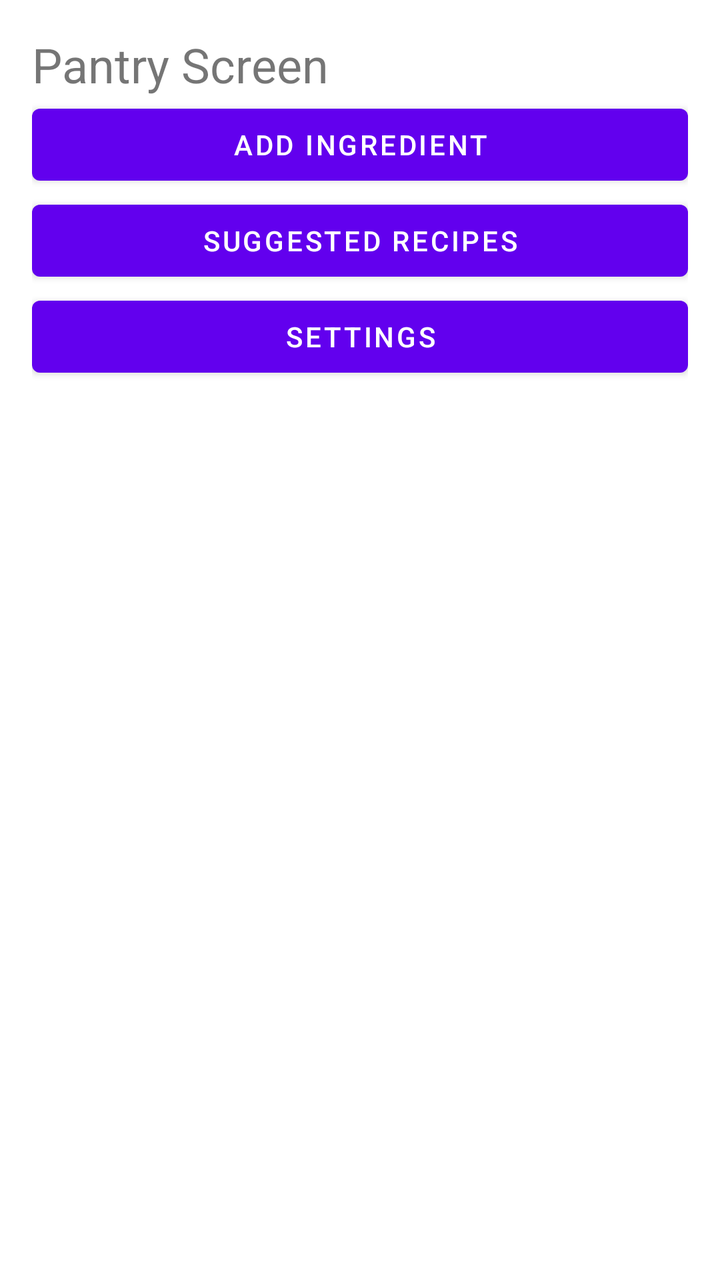
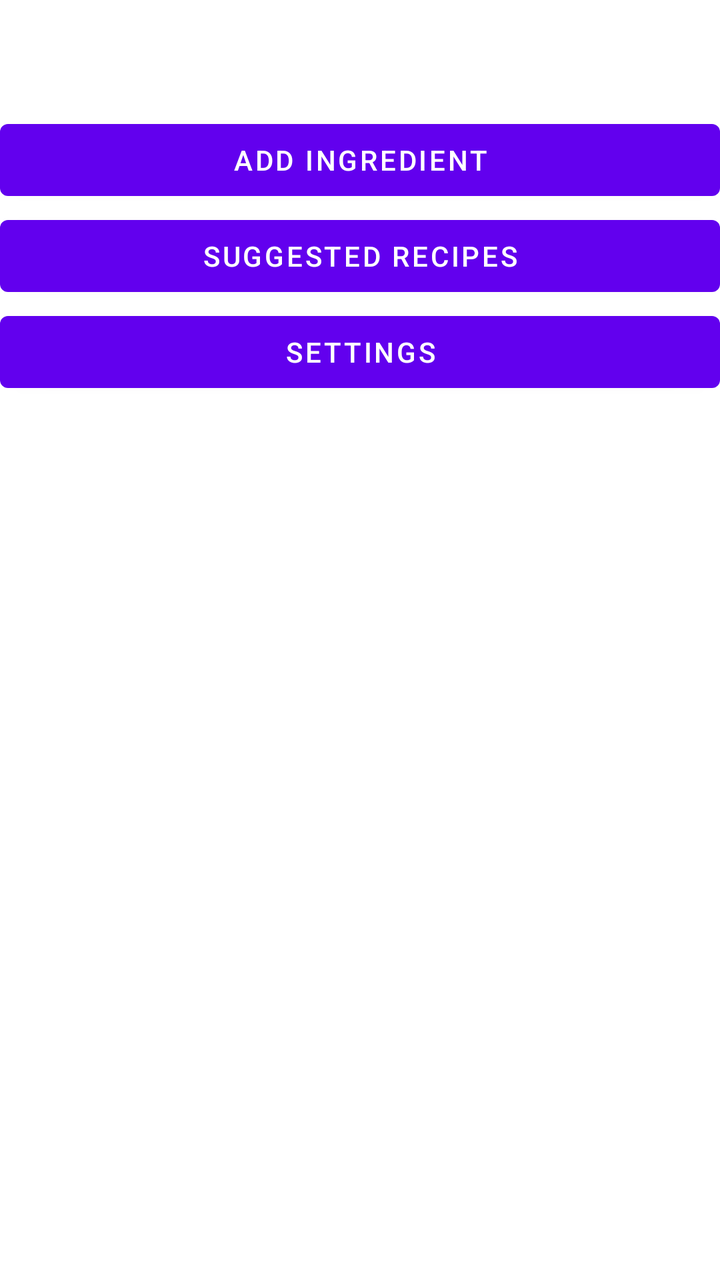

The first picture is an Android layout as it rendered before a commit; the second is the same layout after the commit. The layout source and the unified diff follow.
<!-- AndroidManifest.xml: application theme Theme.SmartPantryManager -->
<!-- res/layout/activity_pantry.xml -->
<?xml version="1.0" encoding="utf-8"?>
<LinearLayout
    xmlns:android="http://schemas.android.com/apk/res/android"
    android:layout_width="match_parent"
    android:layout_height="match_parent"
    android:orientation="vertical"
    android:padding="16dp">

    <TextView
        android:layout_width="wrap_content"
        android:layout_height="wrap_content"
        android:text="Pantry Screen"
        android:textSize="24sp"/>

    <Button
        android:id="@+id/btnAddIngredient"
        android:layout_width="match_parent"
        android:layout_height="wrap_content"
        android:text="Add Ingredient"/>

    <Button
        android:id="@+id/btnRecipes"
        android:layout_width="match_parent"
        android:layout_height="wrap_content"
        android:text="Suggested Recipes"/>

    <Button
        android:id="@+id/btnSettings"
        android:layout_width="match_parent"
        android:layout_height="wrap_content"
        android:text="Settings"/>

    <androidx.recyclerview.widget.RecyclerView
        android:id="@+id/recyclerView"
        android:layout_width="match_parent"
        android:layout_height="match_parent"/>

</LinearLayout>
<!-- resources referenced by this layout -->
<resources>
  <style name="Theme.SmartPantryManager" parent="Theme.MaterialComponents.DayNight.DarkActionBar">
          
          <item name="colorPrimary">@color/purple_500</item>
          <item name="colorPrimaryVariant">@color/purple_700</item>
          <item name="colorOnPrimary">@color/white</item>
          
          <item name="colorSecondary">@color/teal_200</item>
          <item name="colorSecondaryVariant">@color/teal_700</item>
          <item name="colorOnSecondary">@color/black</item>
          
          <item name="android:statusBarColor">?attr/colorPrimaryVariant</item>
          
      </style>
  <color name="purple_500">#FF6200EE</color>
  <color name="purple_700">#FF3700B3</color>
  <color name="white">#FFFFFFFF</color>
  <color name="teal_200">#FF03DAC5</color>
  <color name="teal_700">#FF018786</color>
  <color name="black">#FF000000</color>
</resources>

<!-- the commit's change to res/layout/activity_pantry.xml (unified diff, before → after) -->
@@ -3,36 +3,35 @@
     xmlns:android="http://schemas.android.com/apk/res/android"
     android:layout_width="match_parent"
     android:layout_height="match_parent"
-    android:orientation="vertical"
-    android:padding="16dp">
+    android:orientation="vertical">
 
-    <TextView
-        android:layout_width="wrap_content"
-        android:layout_height="wrap_content"
-        android:text="Pantry Screen"
-        android:textSize="24sp"/>
+    <androidx.appcompat.widget.Toolbar
+        android:id="@+id/toolbar"
+        android:layout_width="match_parent"
+        android:layout_height="wrap_content" />
 
     <Button
         android:id="@+id/btnAddIngredient"
         android:layout_width="match_parent"
         android:layout_height="wrap_content"
-        android:text="Add Ingredient"/>
+        android:text="Add Ingredient" />
 
     <Button
         android:id="@+id/btnRecipes"
         android:layout_width="match_parent"
         android:layout_height="wrap_content"
-        android:text="Suggested Recipes"/>
+        android:text="Suggested Recipes" />
 
     <Button
         android:id="@+id/btnSettings"
         android:layout_width="match_parent"
         android:layout_height="wrap_content"
-        android:text="Settings"/>
+        android:text="Settings" />
 
     <androidx.recyclerview.widget.RecyclerView
         android:id="@+id/recyclerView"
         android:layout_width="match_parent"
-        android:layout_height="match_parent"/>
+        android:layout_height="0dp"
+        android:layout_weight="1" />
 
 </LinearLayout>
